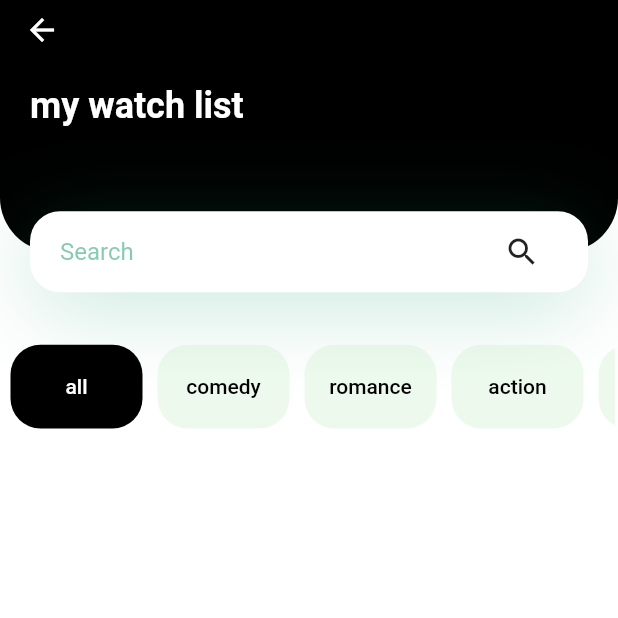
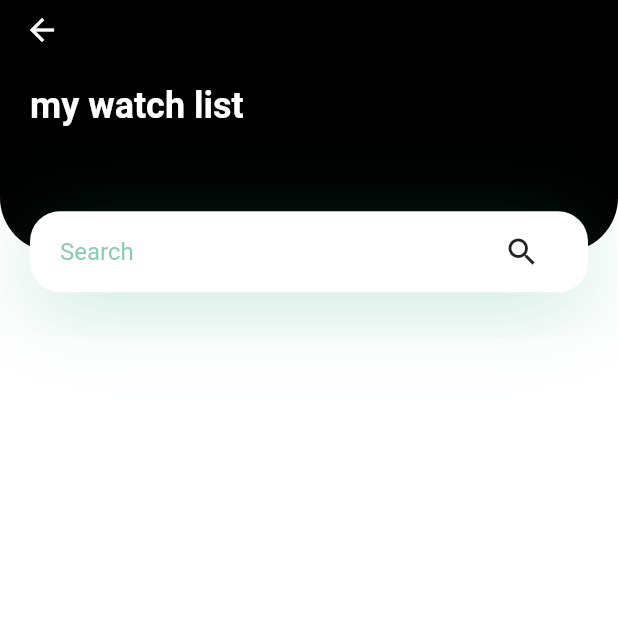
Before and after one commit to amalomarnaser/final-project, a Flutter app: the FavoritePage screen opened directly, after a tap on the "search" icon, on a phone screen of 412 x 824 dp, the top half of it. Run offline on Flutter 3.47's test engine with Material 2 defaults, Android fonts, the phone set to English and light mode, and no system bars; our stand-ins replace cached_network_image, sqflite, transparent_image; accounts and stored records are empty.

Commit message:
s14 commit

```diff
--- a/lib/watchlistpag/favoritemovies.dart
+++ b/lib/watchlistpag/favoritemovies.dart
@@ -57,7 +57,9 @@ class FavoritePage extends StatelessWidget {
                       })),
                   ),
             ),
-            Container(
+            Visibility(
+              visible: !movieListDisplay.isSearch,
+              child: Container(
                 alignment: Alignment.center,
                 height: MediaQuery.of(context).size.height*0.08,
                 margin: EdgeInsets.fromLTRB(2, 0, 2, 5),
@@ -82,7 +84,7 @@ class FavoritePage extends StatelessWidget {
                           ),
                         ),
                       );
-               })),
+                    })),),
 
             Container(
 
@@ -92,14 +94,14 @@ class FavoritePage extends StatelessWidget {
                       height: MediaQuery.of(context).size.height,
                       child: ListView.builder(
                         scrollDirection: Axis.horizontal,
-                          itemCount: (movieListDisplay.selectedGenreType=='all'? movieList.length:movieListDisplay.filteredGenreList.length),
+                          itemCount: movieListDisplay.isSearch?movieListDisplay.filteredSearchList.length:(movieListDisplay.selectedGenreType=='all'? movieList.length:movieListDisplay.filteredGenreList.length),
                           itemBuilder: (BuildContext ctxt, int index) {
                             return   RecomendPlantCard(
-                              image: (movieListDisplay.selectedGenreType=='all'? movieList[index].poster:movieListDisplay.filteredGenreList[index].poster),
-                              title:( movieListDisplay.selectedGenreType=='all'? movieList[index].title:movieListDisplay.filteredGenreList[index].title),
-                              country: (movieListDisplay.selectedGenreType=='all'? movieList[index].genre:movieListDisplay.filteredGenreList[index].genre),
+                              image: movieListDisplay.isSearch?movieListDisplay.filteredSearchList[index].poster:(movieListDisplay.selectedGenreType=='all'? movieList[index].poster:movieListDisplay.filteredGenreList[index].poster),
+                              title:movieListDisplay.isSearch?movieListDisplay.filteredSearchList[index].title:( movieListDisplay.selectedGenreType=='all'? movieList[index].title:movieListDisplay.filteredGenreList[index].title),
+                              country: movieListDisplay.isSearch?movieListDisplay.filteredSearchList[index].genre:(movieListDisplay.selectedGenreType=='all'? movieList[index].genre:movieListDisplay.filteredGenreList[index].genre),
                               //price:  movieListDisplay.selectedGenreType=='all'?movieList[index].imdbRating!='N/A'?double.parse(movieList[index].imdbRating):200:movieListDisplay.filteredGenreList[index].imdbRating!='N/A'?double.parse(movieListDisplay.filteredGenreList[index].imdbRating):200,
-                              price:  (movieListDisplay.selectedGenreType=='all'?movieList[index].imdbRating!='N/A'?double.parse(movieList[index].imdbRating):200:movieListDisplay.filteredGenreList[index].imdbRating!='N/A'?double.parse(movieListDisplay.filteredGenreList[index].imdbRating):200),
+                              price:  movieListDisplay.isSearch?((movieListDisplay.filteredSearchList[index].imdbRating=="N/A")?200:double.parse(movieListDisplay.filteredSearchList[index].imdbRating)):(movieListDisplay.selectedGenreType=='all'?movieList[index].imdbRating!='N/A'?double.parse(movieList[index].imdbRating):200:movieListDisplay.filteredGenreList[index].imdbRating!='N/A'?double.parse(movieListDisplay.filteredGenreList[index].imdbRating):200),
                               press: () {
 
                               },
--- a/lib/watchlistpag/watchlist-provider.dart
+++ b/lib/watchlistpag/watchlist-provider.dart
@@ -88,7 +88,7 @@ class WatchList extends ChangeNotifier {
     notifyListeners();
   }
   filterSearchArray(String input){
-
+    setIsSearchActive();
     setSearchFilteredArray(selectetSearchKey,input);
     setsearchUnActivated();
     notifyListeners();
@@ -96,13 +96,13 @@ class WatchList extends ChangeNotifier {
   setSearchFilteredArray(String key,String input){
     if(key=='title'){  filteredSearchList = mylist.where((i) => i.title.toLowerCase().contains(input.toLowerCase())).toList();print(filteredSearchList.toString());}
     else if(key=='genre'){
-      filteredSearchList = mylist.where((i) => i.genre.toLowerCase().contains(input.toLowerCase())).toList();print(filteredGenreList.toString());
+      filteredSearchList = mylist.where((i) => i.genre.toLowerCase().contains(input.toLowerCase())).toList();print(filteredSearchList.toString());
     }
     else if(key=='year'){
       filteredSearchList=mylist.where((element) => element.year==input).toList();
     }
 
-   else{filteredSearchList = mylist.where((i) => i.genre.toLowerCase().contains(selectetSearchKey)).toList();print(filteredGenreList.toString());}
+   else{filteredSearchList = mylist.where((i) => i.genre.toLowerCase().contains(selectetSearchKey)).toList();print(filteredSearchList.toString());}
 
   }
   setIsSearchActive(){
```
Lines whose indentation alone changed are shown as unchanged.
